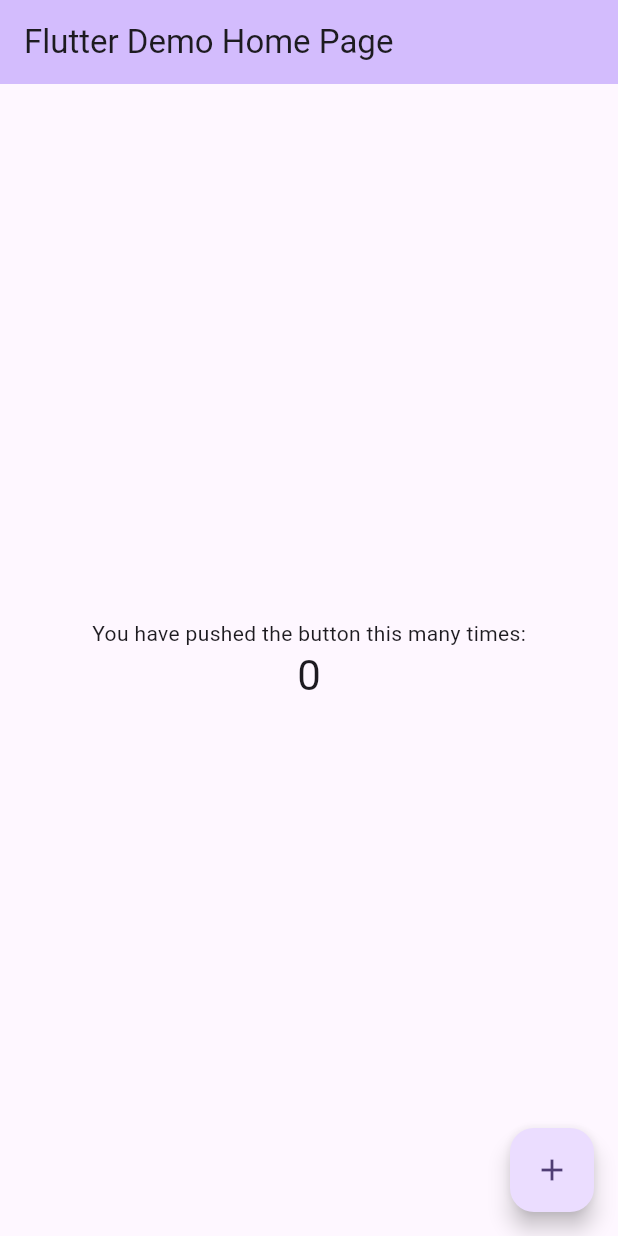
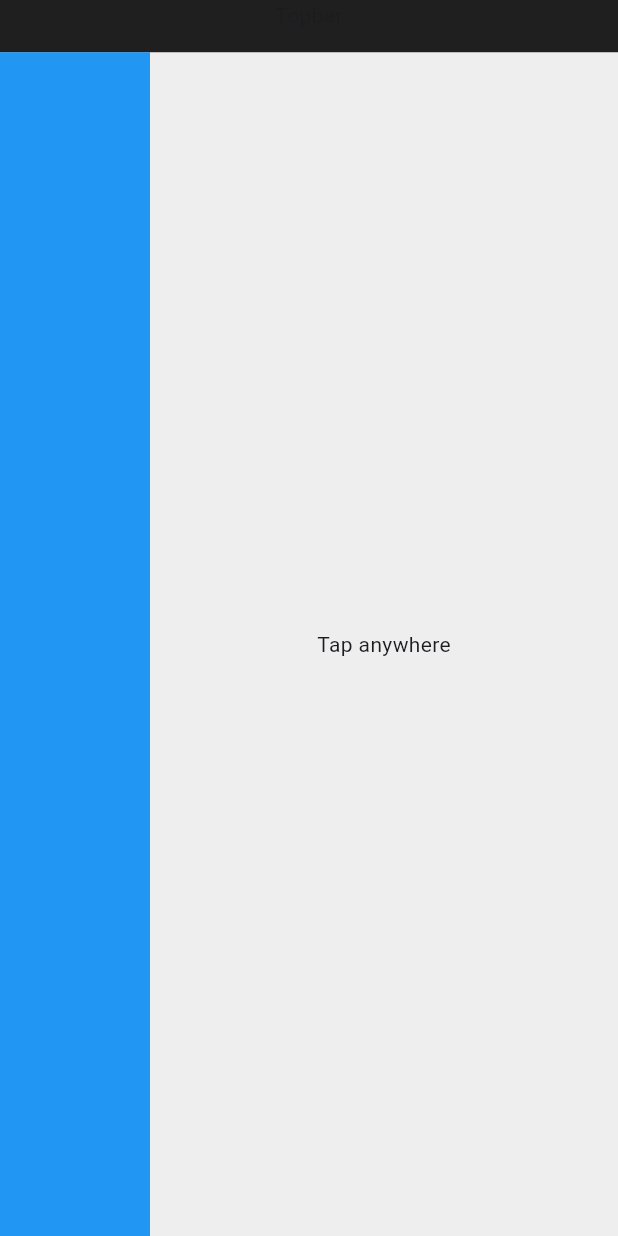
Before and after one commit to MeowKyWay/fa_simulator, a Flutter app: the screen it shows after launch, on a phone screen of 412 x 824 dp. Run offline on Flutter 3.47's test engine with Material 3 defaults, Android fonts, the phone set to English and light mode, and no system bars.

Commit message:
Layout planing

```diff
--- a/lib/main.dart
+++ b/lib/main.dart
@@ -1,125 +1,18 @@
+import 'package:fa_simulator/widget/app.dart';
 import 'package:flutter/material.dart';
 
 void main() {
-  runApp(const MyApp());
+  runApp(const Main());
 }
 
-class MyApp extends StatelessWidget {
-  const MyApp({super.key});
-
-  // This widget is the root of your application.
+class Main extends StatelessWidget {
+  const Main({super.key});
   @override
   Widget build(BuildContext context) {
-    return MaterialApp(
-      title: 'Flutter Demo',
-      theme: ThemeData(
-        // This is the theme of your application.
-        //
-        // TRY THIS: Try running your application with "flutter run". You'll see
-        // the application has a purple toolbar. Then, without quitting the app,
-        // try changing the seedColor in the colorScheme below to Colors.green
-        // and then invoke "hot reload" (save your changes or press the "hot
-        // reload" button in a Flutter-supported IDE, or press "r" if you used
-        // the command line to start the app).
-        //
-        // Notice that the counter didn't reset back to zero; the application
-        // state is not lost during the reload. To reset the state, use hot
-        // restart instead.
-        //
-        // This works for code too, not just values: Most code changes can be
-        // tested with just a hot reload.
-        colorScheme: ColorScheme.fromSeed(seedColor: Colors.deepPurple),
-        useMaterial3: true,
-      ),
-      home: const MyHomePage(title: 'Flutter Demo Home Page'),
+    return const MaterialApp(
+      home: Scaffold(
+        body: App(),
+      )
     );
   }
 }
-
-class MyHomePage extends StatefulWidget {
-  const MyHomePage({super.key, required this.title});
-
-  // This widget is the home page of your application. It is stateful, meaning
-  // that it has a State object (defined below) that contains fields that affect
-  // how it looks.
-
-  // This class is the configuration for the state. It holds the values (in this
-  // case the title) provided by the parent (in this case the App widget) and
-  // used by the build method of the State. Fields in a Widget subclass are
-  // always marked "final".
-
-  final String title;
-
-  @override
-  State<MyHomePage> createState() => _MyHomePageState();
-}
-
-class _MyHomePageState extends State<MyHomePage> {
-  int _counter = 0;
-
-  void _incrementCounter() {
-    setState(() {
-      // This call to setState tells the Flutter framework that something has
-      // changed in this State, which causes it to rerun the build method below
-      // so that the display can reflect the updated values. If we changed
-      // _counter without calling setState(), then the build method would not be
-      // called again, and so nothing would appear to happen.
-      _counter++;
-    });
-  }
-
-  @override
-  Widget build(BuildContext context) {
-    // This method is rerun every time setState is called, for instance as done
-    // by the _incrementCounter method above.
-    //
-    // The Flutter framework has been optimized to make rerunning build methods
-    // fast, so that you can just rebuild anything that needs updating rather
-    // than having to individually change instances of widgets.
-    return Scaffold(
-      appBar: AppBar(
-        // TRY THIS: Try changing the color here to a specific color (to
-        // Colors.amber, perhaps?) and trigger a hot reload to see the AppBar
-        // change color while the other colors stay the same.
-        backgroundColor: Theme.of(context).colorScheme.inversePrimary,
-        // Here we take the value from the MyHomePage object that was created by
-        // the App.build method, and use it to set our appbar title.
-        title: Text(widget.title),
-      ),
-      body: Center(
-        // Center is a layout widget. It takes a single child and positions it
-        // in the middle of the parent.
-        child: Column(
-          // Column is also a layout widget. It takes a list of children and
-          // arranges them vertically. By default, it sizes itself to fit its
-          // children horizontally, and tries to be as tall as its parent.
-          //
-          // Column has various properties to control how it sizes itself and
-          // how it positions its children. Here we use mainAxisAlignment to
-          // center the children vertically; the main axis here is the vertical
-          // axis because Columns are vertical (the cross axis would be
-          // horizontal).
-          //
-          // TRY THIS: Invoke "debug painting" (choose the "Toggle Debug Paint"
-          // action in the IDE, or press "p" in the console), to see the
-          // wireframe for each widget.
-          mainAxisAlignment: MainAxisAlignment.center,
-          children: <Widget>[
-            const Text(
-              'You have pushed the button this many times:',
-            ),
-            Text(
-              '$_counter',
-              style: Theme.of(context).textTheme.headlineMedium,
-            ),
-          ],
-        ),
-      ),
-      floatingActionButton: FloatingActionButton(
-        onPressed: _incrementCounter,
-        tooltip: 'Increment',
-        child: const Icon(Icons.add),
-      ), // This trailing comma makes auto-formatting nicer for build methods.
-    );
-  }
-}
--- /dev/null
+++ b/lib/widget/app.dart
@@ -0,0 +1,34 @@
+import 'package:fa_simulator/widget/body.dart';
+import 'package:fa_simulator/widget/sidebar.dart';
+import 'package:fa_simulator/widget/topbar.dart';
+import 'package:flutter/material.dart';
+
+class App extends StatelessWidget {
+  const App({super.key});
+  @override
+  Widget build(BuildContext context) {
+    return SizedBox(
+      height: MediaQuery.sizeOf(context).height,
+      width: MediaQuery.sizeOf(context).width,
+      child: const Column(
+        children: [
+          Topbar(),
+          Expanded(
+            child: Row(
+              children: [
+                Sidebar(),
+                Expanded(
+                  child: Column(
+                    children: [
+                      Body(),
+                    ],
+                  ),
+                ),
+              ],
+            ),
+          ),
+        ],
+      ),
+    );
+  }
+}
--- /dev/null
+++ b/lib/widget/body.dart
@@ -0,0 +1,25 @@
+import 'dart:developer';
+
+import 'package:flutter/material.dart';
+
+class Body extends StatelessWidget {
+  const Body({super.key});
+  @override
+  Widget build(BuildContext context) {
+    return Expanded(
+      child: GestureDetector(
+          onTapDown: (TapDownDetails details) {
+            log('Tap position: ${details.localPosition}');
+          },
+          child: Container(
+            color: Colors.grey[200],
+            width: double.infinity,
+            height: double.infinity,
+            child: const Center(
+              child: Text('Tap anywhere'),
+            ),
+          ),
+      ),
+    );
+  }
+}
--- /dev/null
+++ b/lib/widget/sidebar.dart
@@ -0,0 +1,12 @@
+import 'package:flutter/material.dart';
+
+class Sidebar extends StatelessWidget {
+  const Sidebar({super.key});
+  @override
+  Widget build(BuildContext context) {
+    return Container(
+        color: Colors.blue,
+        width: 100,
+    );
+  }
+}
--- /dev/null
+++ b/lib/widget/topbar.dart
@@ -0,0 +1,18 @@
+import 'package:flutter/material.dart';
+
+class Topbar extends StatelessWidget {
+  const Topbar({super.key});
+  @override
+  Widget build(BuildContext context) {
+    return Container(
+      color: const Color.fromRGBO(31, 31, 31, 1),
+      height: 35,
+      width: double.infinity,
+      child: const Column(
+        children: [
+          Text("Topbar"),
+        ],
+      ),
+    );
+  }
+}
```
Also changed, not shown: lib/widget/diagram.dart (added), 1 other file.
